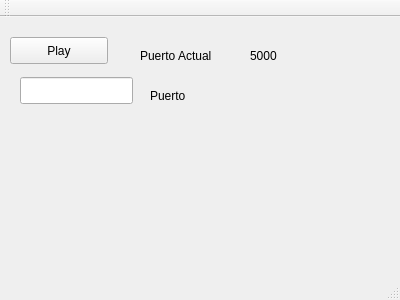
First picture: the form in aplicacionQT/ClientPlayer/mainwindow.ui, repository sergioalberto/proyecto1-SE, before the edit.
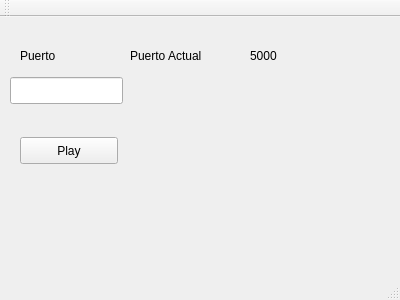
Second picture: the form after the edit.

Patch:
```diff
--- a/aplicacionQT/ClientPlayer/mainwindow.ui
+++ b/aplicacionQT/ClientPlayer/mainwindow.ui
@@ -17,8 +17,8 @@
    <widget class="QPushButton" name="playButton">
     <property name="geometry">
      <rect>
-      <x>10</x>
-      <y>20</y>
+      <x>20</x>
+      <y>120</y>
       <width>98</width>
       <height>27</height>
      </rect>
@@ -30,7 +30,7 @@
    <widget class="QLineEdit" name="puertoEntry">
     <property name="geometry">
      <rect>
-      <x>20</x>
+      <x>10</x>
       <y>60</y>
       <width>113</width>
       <height>27</height>
@@ -40,8 +40,8 @@
    <widget class="QLabel" name="label_2">
     <property name="geometry">
      <rect>
-      <x>150</x>
-      <y>70</y>
+      <x>20</x>
+      <y>30</y>
       <width>66</width>
       <height>17</height>
      </rect>
@@ -53,7 +53,7 @@
    <widget class="QLabel" name="label">
     <property name="geometry">
      <rect>
-      <x>140</x>
+      <x>130</x>
       <y>30</y>
       <width>101</width>
       <height>17</height>
```
Left out of the diff: 2 changed lines with no effect on the pictures.
